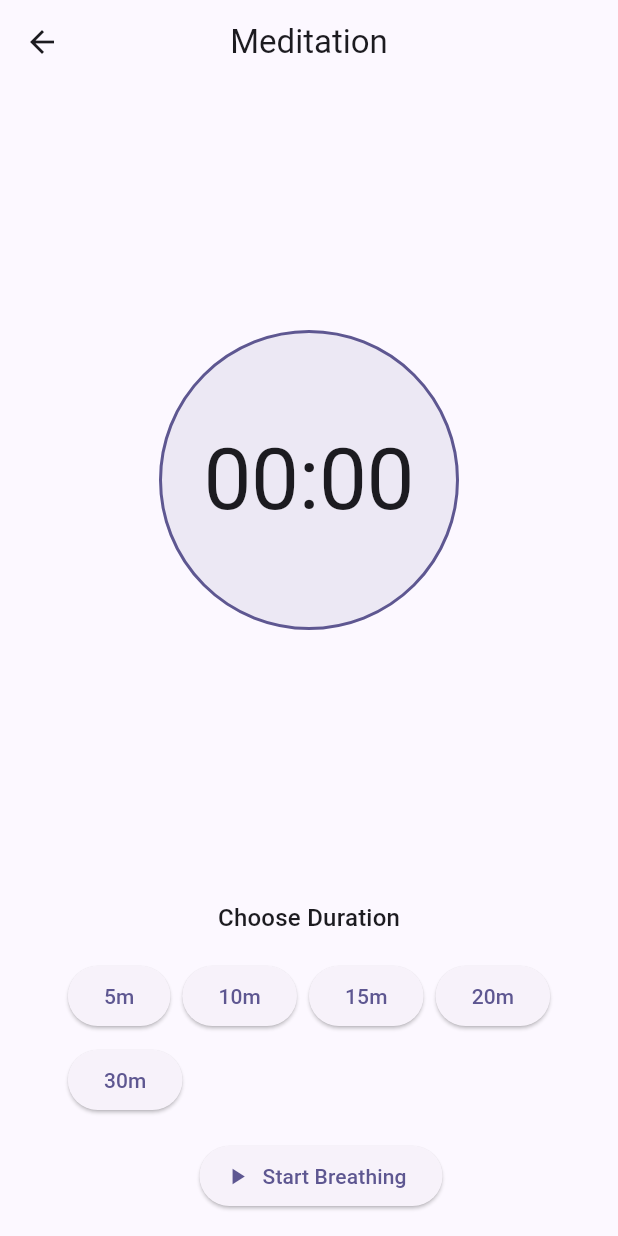
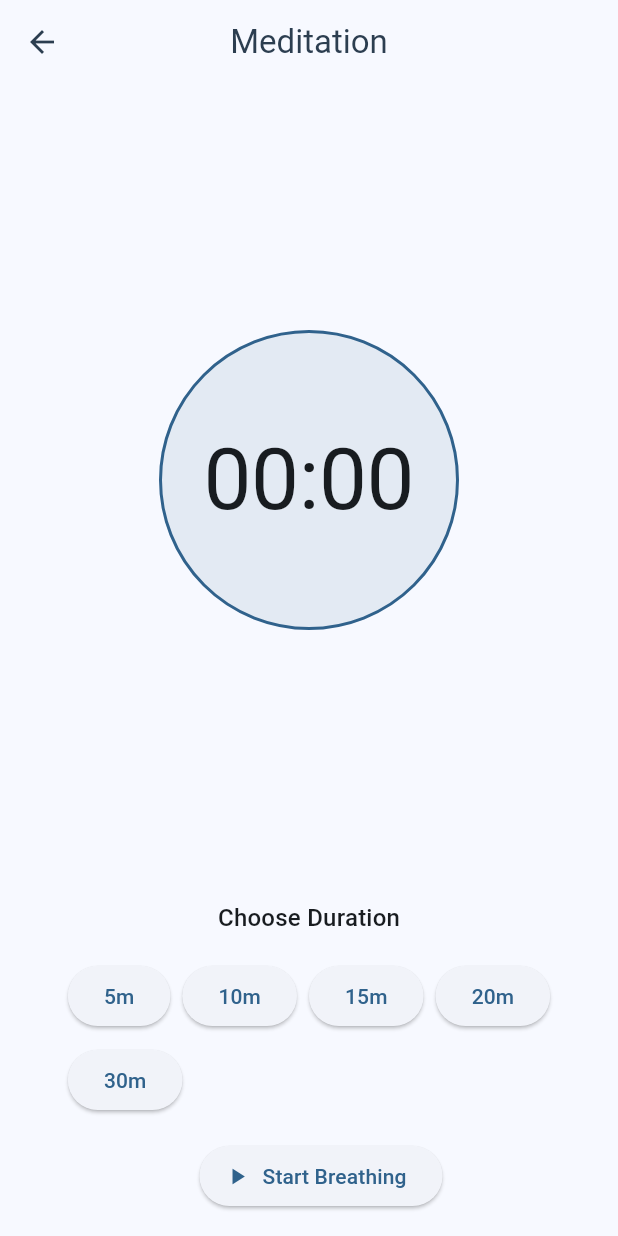
Before and after one commit to EgecanOzcakar/gaman, a Flutter app: the screen it shows after launch, after a tap on "Meditation", on a phone screen of 412 x 824 dp. Run offline on Flutter 3.47's test engine with Material 3 defaults, Android fonts, the phone set to English and light mode, and no system bars; our stand-ins replace flutter_local_notifications, just_audio, permission_handler, shared_preferences, timezone; missing offline and left inert: workmanager; network calls fail.

Commit message:
ui improvements

```diff
--- a/gaman/lib/main.dart
+++ b/gaman/lib/main.dart
@@ -73,93 +73,45 @@ class MyApp extends StatelessWidget {
             theme: ThemeData(
               useMaterial3: true,
               colorScheme: ColorScheme.fromSeed(
-                seedColor: const Color(0xFF6B4EFF),
+                seedColor: const Color(0xFF2C3E50), // More professional dark blue
                 brightness: Brightness.light,
               ),
-              // textTheme: GoogleFonts.poppinsTextTheme(),  // Commenting out until we have fonts
               appBarTheme: const AppBarTheme(
                 centerTitle: true,
                 elevation: 0,
+                backgroundColor: Colors.transparent,
+                foregroundColor: Color(0xFF2C3E50),
+              ),
+              cardTheme: const CardThemeData(
+                elevation: 0,
+                shape: RoundedRectangleBorder(
+                  borderRadius: BorderRadius.all(Radius.circular(16)),
+                ),
               ),
             ),
             darkTheme: ThemeData(
               useMaterial3: true,
               colorScheme: ColorScheme.fromSeed(
-                seedColor: const Color(0xFF6B4EFF),
+                seedColor: const Color(0xFF2C3E50),
                 brightness: Brightness.dark,
               ),
-              // textTheme: GoogleFonts.poppinsTextTheme(ThemeData.dark().textTheme),  // Commenting out until we have fonts
               appBarTheme: const AppBarTheme(
                 centerTitle: true,
                 elevation: 0,
+                backgroundColor: Colors.transparent,
+              ),
+              cardTheme: const CardThemeData(
+                elevation: 0,
+                shape: RoundedRectangleBorder(
+                  borderRadius: BorderRadius.all(Radius.circular(16)),
+                ),
               ),
             ),
             themeMode: themeProvider.themeMode,
-            home: const MainScreen(),
+            home: const HomeScreen(), // Directly use HomeScreen instead of MainScreen
           );
         },
       ),
     );
   }
 }
-
-class MainScreen extends StatefulWidget {
-  const MainScreen({super.key});
-
-  @override
-  State<MainScreen> createState() => _MainScreenState();
-}
-
-class _MainScreenState extends State<MainScreen> {
-  int _selectedIndex = 0;
-
-  final List<Widget> _screens = [
-    const HomeScreen(),
-    const MeditationScreen(),
-    const JournalScreen(),
-    const BinauralBeatsScreen(),
-    const FocusScreen(),
-  ];
-
-  @override
-  Widget build(BuildContext context) {
-    return Scaffold(
-      body: _screens[_selectedIndex],
-      bottomNavigationBar: NavigationBar(
-        selectedIndex: _selectedIndex,
-        onDestinationSelected: (index) {
-          setState(() {
-            _selectedIndex = index;
-          });
-        },
-        destinations: const [
-          NavigationDestination(
-            icon: Icon(Icons.home_outlined),
-            selectedIcon: Icon(Icons.home),
-            label: 'Home',
-          ),
-          NavigationDestination(
-            icon: Icon(Icons.self_improvement_outlined),
-            selectedIcon: Icon(Icons.self_improvement),
-            label: 'Meditate',
-          ),
-          NavigationDestination(
-            icon: Icon(Icons.book_outlined),
-            selectedIcon: Icon(Icons.book),
-            label: 'Journal',
-          ),
-          NavigationDestination(
-            icon: Icon(Icons.waves_outlined),
-            selectedIcon: Icon(Icons.waves),
-            label: 'Binaural',
-          ),
-          NavigationDestination(
-            icon: Icon(Icons.timer_outlined),
-            selectedIcon: Icon(Icons.timer),
-            label: 'Focus',
-          ),
-        ],
-      ),
-    );
-  }
-}
--- a/gaman/lib/screens/home_screen.dart
+++ b/gaman/lib/screens/home_screen.dart
@@ -18,6 +18,7 @@ class HomeScreen extends StatelessWidget {
         slivers: [
           SliverAppBar.large(
             title: const Text('Gaman'),
+            floating: true,
             actions: [
               IconButton(
                 icon: const Icon(Icons.brightness_6),
@@ -30,62 +31,11 @@ class HomeScreen extends StatelessWidget {
                   );
                 },
               ),
-              IconButton(
-                icon: const Icon(Icons.notifications),
-                onPressed: () {
-                  final notificationProvider =
-                      context.read<NotificationProvider>();
-                  showDialog(
-                    context: context,
-                    builder: (context) => AlertDialog(
-                      title: const Text('Daily Reflection'),
-                      content: Column(
-                        mainAxisSize: MainAxisSize.min,
-                        children: [
-                          Text(
-                            'Notifications are currently ${notificationProvider.isEnabled ? 'enabled' : 'disabled'}',
-                          ),
-                          if (notificationProvider.scheduledTime != null)
-                            Text(
-                              'Next notification at: ${notificationProvider.scheduledTime!.format(context)}',
-                            ),
-                        ],
-                      ),
-                      actions: [
-                        TextButton(
-                          onPressed: () {
-                            notificationProvider.toggleNotifications(
-                              !notificationProvider.isEnabled,
-                            );
-                            Navigator.pop(context);
-                          },
-                          child: Text(
-                            notificationProvider.isEnabled
-                                ? 'Disable Notifications'
-                                : 'Enable Notifications',
-                          ),
-                        ),
-                        TextButton(
-                          onPressed: () {
-                            notificationProvider.rescheduleNotification();
-                            Navigator.pop(context);
-                          },
-                          child: const Text('Reschedule'),
-                        ),
-                        TextButton(
-                          onPressed: () => Navigator.pop(context),
-                          child: const Text('Close'),
-                        ),
-                      ],
-                    ),
-                  );
-                },
-              ),
             ],
           ),
           SliverToBoxAdapter(
             child: Padding(
-              padding: const EdgeInsets.all(16.0),
+              padding: const EdgeInsets.symmetric(horizontal: 24.0, vertical: 16.0),
               child: Column(
                 crossAxisAlignment: CrossAxisAlignment.start,
                 children: [
@@ -97,38 +47,71 @@ class HomeScreen extends StatelessWidget {
                           child: CircularProgressIndicator(),
                         );
                       }
-                      return Card(
-                        child: Padding(
-                          padding: const EdgeInsets.all(16.0),
+                      return Container(
+                        width: double.infinity,
+                        padding: const EdgeInsets.all(24.0),
+                        decoration: BoxDecoration(
+                          gradient: LinearGradient(
+                            begin: Alignment.topLeft,
+                            end: Alignment.bottomRight,
+                            colors: [
+                              Theme.of(context).colorScheme.primary.withOpacity(0.1),
+                              Theme.of(context).colorScheme.primary.withOpacity(0.05),
+                            ],
+                          ),
+                          borderRadius: BorderRadius.circular(24),
+                          border: Border.all(
+                            color: Theme.of(context).colorScheme.primary.withOpacity(0.2),
+                            width: 1,
+                          ),
+                        ),
                         child: Column(
                           crossAxisAlignment: CrossAxisAlignment.start,
                           children: [
+                            Row(
+                              children: [
+                                Icon(
+                                  Icons.format_quote,
+                                  color: Theme.of(context).colorScheme.primary,
+                                  size: 32,
+                                ),
+                                const SizedBox(width: 8),
                                 Text(
                                   'Daily Quote',
-                                style: Theme.of(context).textTheme.titleMedium,
-                              ),
-                              const SizedBox(height: 8),
-                              Text(
-                                quote.text,
-                                style: Theme.of(context).textTheme.bodyLarge,
-                              ),
-                              const SizedBox(height: 8),
-                              Text(
-                                '- ${quote.author}',
-                                style: Theme.of(context).textTheme.bodyMedium?.copyWith(
-                                  fontStyle: FontStyle.italic,
+                                  style: Theme.of(context).textTheme.titleMedium?.copyWith(
+                                    color: Theme.of(context).colorScheme.primary,
+                                    fontWeight: FontWeight.w600,
                                   ),
                                 ),
                               ],
                             ),
+                            const SizedBox(height: 16),
+                            Text(
+                              quote.text,
+                              style: Theme.of(context).textTheme.headlineSmall?.copyWith(
+                                height: 1.5,
+                                fontWeight: FontWeight.w500,
+                              ),
+                            ),
+                            const SizedBox(height: 16),
+                            Text(
+                              '- ${quote.author}',
+                              style: Theme.of(context).textTheme.titleMedium?.copyWith(
+                                fontStyle: FontStyle.italic,
+                                color: Theme.of(context).colorScheme.primary,
+                              ),
+                            ),
+                          ],
                         ),
                       );
                     },
                   ),
-                  const SizedBox(height: 24),
+                  const SizedBox(height: 32),
                   Text(
                     'Features',
-                    style: Theme.of(context).textTheme.titleLarge,
+                    style: Theme.of(context).textTheme.titleLarge?.copyWith(
+                      fontWeight: FontWeight.w600,
+                    ),
                   ),
                   const SizedBox(height: 16),
                   GridView.count(
@@ -141,7 +124,7 @@ class HomeScreen extends StatelessWidget {
                       _FeatureCard(
                         title: 'Meditation',
                         icon: Icons.self_improvement,
-                        color: Colors.blue,
+                        color: Theme.of(context).colorScheme.primary,
                         onTap: () => Navigator.push(
                           context,
                           MaterialPageRoute(
@@ -152,7 +135,7 @@ class HomeScreen extends StatelessWidget {
                       _FeatureCard(
                         title: 'Journal',
                         icon: Icons.book,
-                        color: Colors.green,
+                        color: Theme.of(context).colorScheme.secondary,
                         onTap: () => Navigator.push(
                           context,
                           MaterialPageRoute(
@@ -163,7 +146,7 @@ class HomeScreen extends StatelessWidget {
                       _FeatureCard(
                         title: 'Binaural Beats',
                         icon: Icons.waves,
-                        color: Colors.purple,
+                        color: Theme.of(context).colorScheme.tertiary,
                         onTap: () => Navigator.push(
                           context,
                           MaterialPageRoute(
@@ -174,7 +157,7 @@ class HomeScreen extends StatelessWidget {
                       _FeatureCard(
                         title: 'Focus Timer',
                         icon: Icons.timer,
-                        color: Colors.orange,
+                        color: Theme.of(context).colorScheme.error,
                         onTap: () => Navigator.push(
                           context,
                           MaterialPageRoute(
@@ -214,14 +197,14 @@ class _FeatureCard extends StatelessWidget {
       child: InkWell(
         onTap: onTap,
         child: Container(
-          padding: const EdgeInsets.all(16),
+          padding: const EdgeInsets.all(20),
           decoration: BoxDecoration(
             gradient: LinearGradient(
               begin: Alignment.topLeft,
               end: Alignment.bottomRight,
               colors: [
-                color.withOpacity(0.7),
-                color,
+                color.withOpacity(0.1),
+                color.withOpacity(0.05),
               ],
             ),
           ),
@@ -230,14 +213,15 @@ class _FeatureCard extends StatelessWidget {
             children: [
               Icon(
                 icon,
-                size: 48,
-                color: Colors.white,
+                size: 40,
+                color: color,
               ),
-              const SizedBox(height: 8),
+              const SizedBox(height: 12),
               Text(
                 title,
                 style: Theme.of(context).textTheme.titleMedium?.copyWith(
-                  color: Colors.white,
+                  color: color,
+                  fontWeight: FontWeight.w600,
                 ),
                 textAlign: TextAlign.center,
               ),
```
Lines whose indentation alone changed are shown as unchanged.
